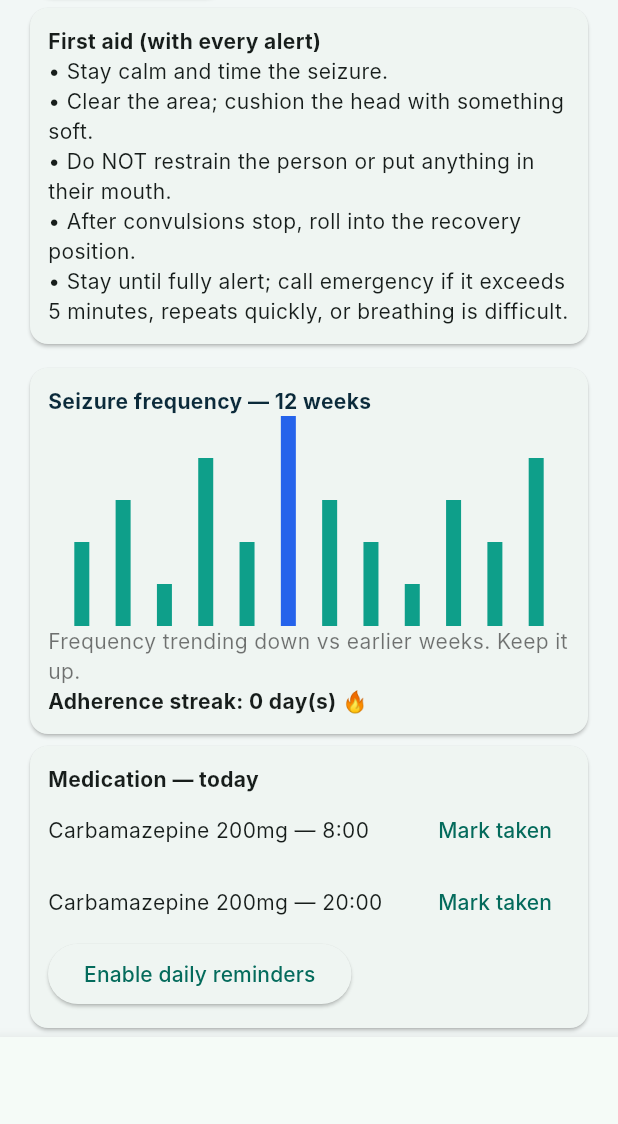
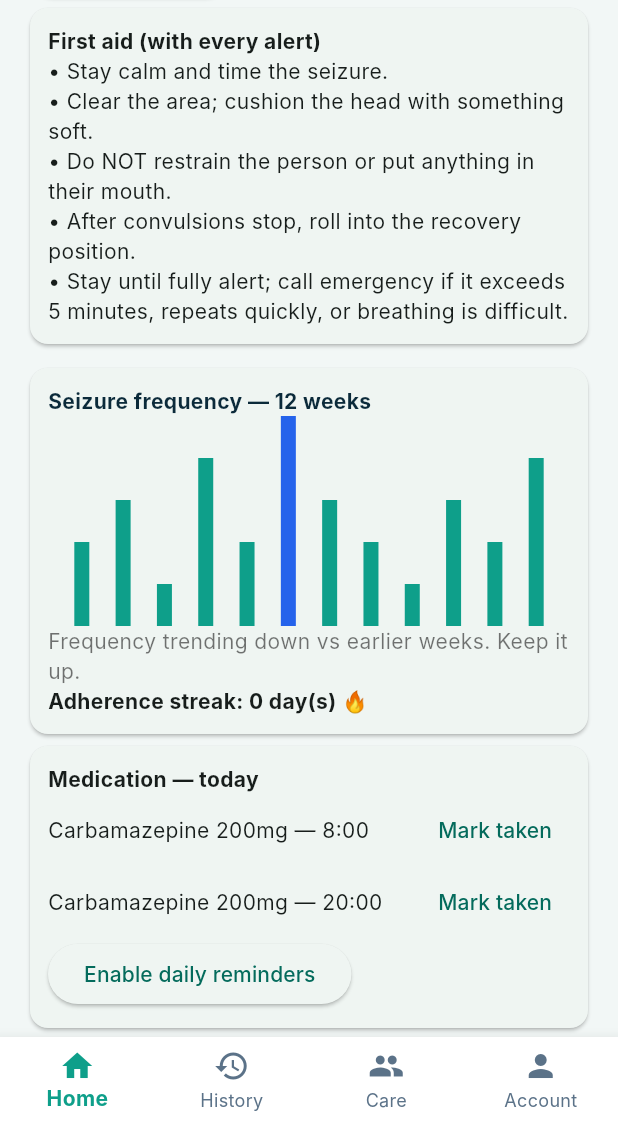
Before and after one commit to Spicyj-1/Guardian-Angel, a Flutter app: the screen it shows after launch, scrolled down 508 dp, on a phone screen of 412 x 824 dp, the part 112-1236 px from its top. Run offline on Flutter 3.47's test engine with Material 3 defaults, Android fonts, the phone set to English and light mode, and no system bars; drawn by our look-alikes of fl_chart; our stand-ins replace drift, firebase_auth, flutter_local_notifications, sensors_plus, timezone; missing offline and left inert: tflite_flutter; accounts and stored records are empty; generated files the repository leaves out were written again; Roboto replaces fonts that are missing (Inter).

Commit message:
Fix bottom nav contrast: explicit teal/grey on white

```diff
--- a/app/lib/main.dart
+++ b/app/lib/main.dart
@@ -128,6 +128,11 @@
                   : AccountScreen(auth: _auth),
       bottomNavigationBar: BottomNavigationBar(
         currentIndex: _tab,
+        type: BottomNavigationBarType.fixed,
+        backgroundColor: Colors.white,
+        selectedItemColor: const Color(AppTheme.teal),
+        unselectedItemColor: const Color(0xFF5B7288),
+        selectedLabelStyle: const TextStyle(fontWeight: FontWeight.bold),
         onTap: (i) => setState(() => _tab = i),
         items: const [
           BottomNavigationBarItem(icon: Icon(Icons.home), label: 'Home'),
```
